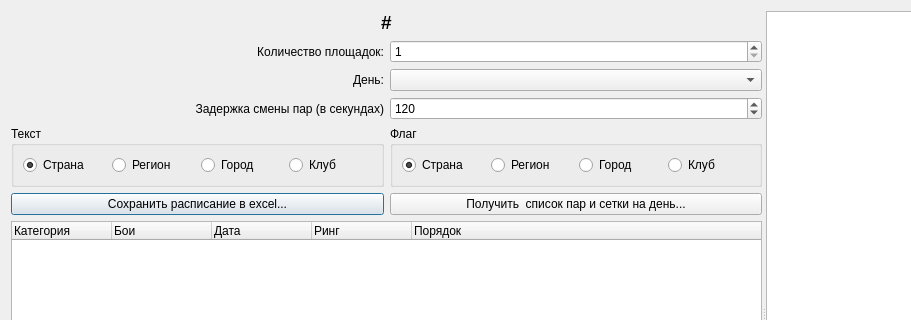
Above: TournamentManager/dialogschedule2.ui from BarsukAlexey/xelarogi before the change; both pictures show x 0 to 911 and y 0 to 320 of the 1114 by 631 pixel window. Below: the same form after it.
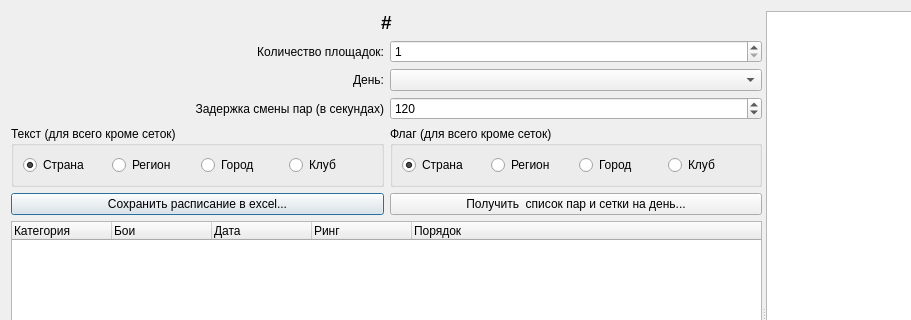
That is the form after the change. Custom widgets are drawn as their Qt base class.

Diff of the .ui file:
```diff
--- a/TournamentManager/dialogschedule2.ui
+++ b/TournamentManager/dialogschedule2.ui
@@ -144,7 +144,7 @@
        <item row="4" column="0">
         <widget class="QGroupBox" name="groupBox_2">
          <property name="title">
-          <string>Текст</string>
+          <string>Текст (для всего кроме сеток)</string>
          </property>
          <layout class="QHBoxLayout" name="horizontalLayout_2">
           <item>
@@ -184,7 +184,7 @@
        <item row="4" column="1">
         <widget class="QGroupBox" name="groupBox">
          <property name="title">
-          <string>Флаг</string>
+          <string>Флаг (для всего кроме сеток)</string>
          </property>
          <layout class="QHBoxLayout" name="horizontalLayout">
           <item>
```
